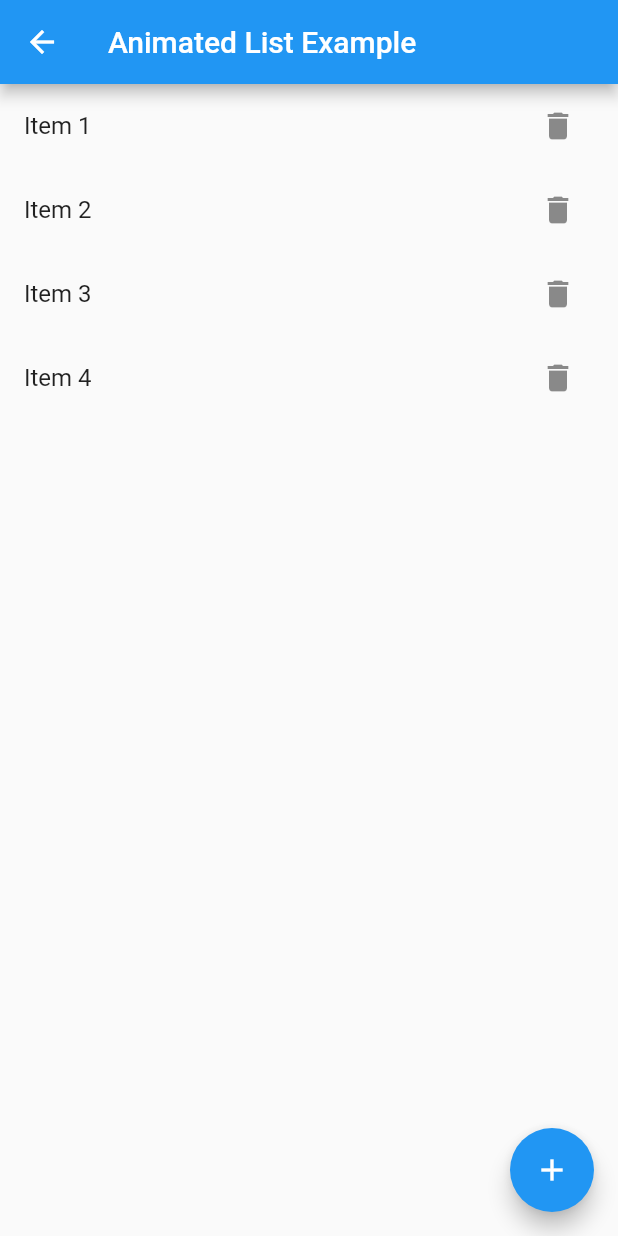
After one commit to bhattabhi013/MSC-summer_bootcamp, a Flutter app: the AnimatedListExample screen opened directly, after a tap on the "delete" icon, on a phone screen of 412 x 824 dp. The commit adds this screen. Run offline on Flutter 3.47's test engine with Material 2 defaults, Android fonts, the phone set to English and light mode, and no system bars; our stand-ins replace geolocator, youtube_player_iframe.

Commit message:
animations, debugging and tests

```diff
--- /dev/null
+++ b/lib/animationExamples/listexample.dart
@@ -0,0 +1,75 @@
+import 'package:flutter/material.dart';
+
+class AnimatedListExample extends StatefulWidget {
+  @override
+  _AnimatedListExampleState createState() => _AnimatedListExampleState();
+}
+
+class _AnimatedListExampleState extends State<AnimatedListExample> {
+  List<int> _listData = [];
+  final GlobalKey<AnimatedListState> _listKey = GlobalKey<AnimatedListState>();
+
+  @override
+  void initState() {
+    super.initState();
+    _populateListData();
+  }
+
+  void _populateListData() {
+    for (int i = 0; i < 5; i++) {
+      _listData.add(i);
+    }
+  }
+
+  void _addItem() {
+    int index = _listData.length;
+    _listData.add(index);
+
+    _listKey.currentState!.insertItem(index);
+  }
+
+  void _removeItem(int index) {
+    _listKey.currentState!.removeItem(
+      index,
+      (context, animation) => _buildListItem(context, index, animation),
+    );
+
+    _listData.removeAt(index);
+  }
+
+  Widget _buildListItem(
+      BuildContext context, int index, Animation<double> animation) {
+    final item = _listData[index];
+
+    return SizeTransition(
+      sizeFactor: animation,
+      child: ListTile(
+        title: Text('Item $item'),
+        trailing: IconButton(
+          icon: Icon(Icons.delete),
+          onPressed: () => _removeItem(index),
+        ),
+      ),
+    );
+  }
+
+  @override
+  Widget build(BuildContext context) {
+    return Scaffold(
+      appBar: AppBar(
+        title: Text('Animated List Example'),
+      ),
+      body: AnimatedList(
+        key: _listKey,
+        initialItemCount: _listData.length,
+        itemBuilder: (context, index, animation) {
+          return _buildListItem(context, index, animation);
+        },
+      ),
+      floatingActionButton: FloatingActionButton(
+        onPressed: _addItem,
+        child: Icon(Icons.add),
+      ),
+    );
+  }
+}
--- a/lib/httpcall.dart
+++ b/lib/httpcall.dart
@@ -65,7 +65,9 @@ class _HttpCallState extends State<HttpCall> {
                 child: ListView.builder(
                     itemCount: dataList.length,
                     itemBuilder: (BuildContext context, int index) {
-                      return ListTile(
+                      return Hero(
+                        tag: 'details',
+                        child: ListTile(
                           title: Text(dataList[index]['name']['first']),
                           subtitle: Text(dataList[index]['email']),
                           leading: ElevatedButton(
@@ -79,6 +81,7 @@ class _HttpCallState extends State<HttpCall> {
                                 );
                               },
                               child: Text('View Details')),
+                        ),
                       );
                     })),
           ],
--- a/pubspec.yaml
+++ b/pubspec.yaml
@@ -37,6 +37,9 @@ dependencies:
   cupertino_icons: ^1.0.2
   provider: ^6.0.5
   http: ^0.13.6
+  youtube_player_iframe: ^4.0.4
+  url_launcher: ^6.1.11
+  geolocator: ^9.0.2
 
 dev_dependencies:
   flutter_test:
```
Also changed, not shown: lib/animationExamples/animatedCont.dart (added, +58 -0 lines), lib/animationExamples/curveexample.dart (added, +63 -0 lines), lib/animationExamples/hero_Screen2.dart (added, +26 -0 lines), lib/animationExamples/hero_screen1.dart (added, +30 -0 lines), lib/animationExamples/tweenBuilderExample.dart (added, +40 -0 lines), lib/animationExamples/tweenanimation.dart (added, +60 -0 lines), lib/geolocation.dart (added, +82 -0 lines), lib/main.dart (+9 -0 lines), lib/viewDetails.dart (+8 -5 lines), lib/webview.dart (added, +39 -0 lines), lib/youtubeview.dart (added, +46 -0 lines), pubspec.lock, 7 other files. Lines whose indentation alone changed are shown as unchanged.
